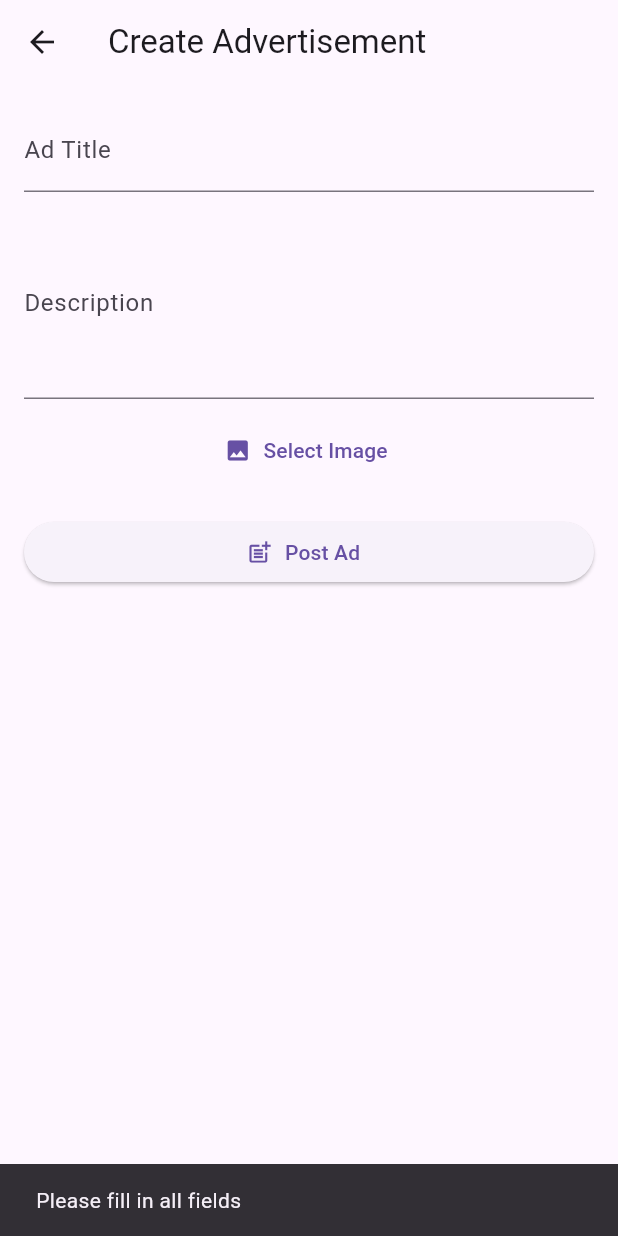
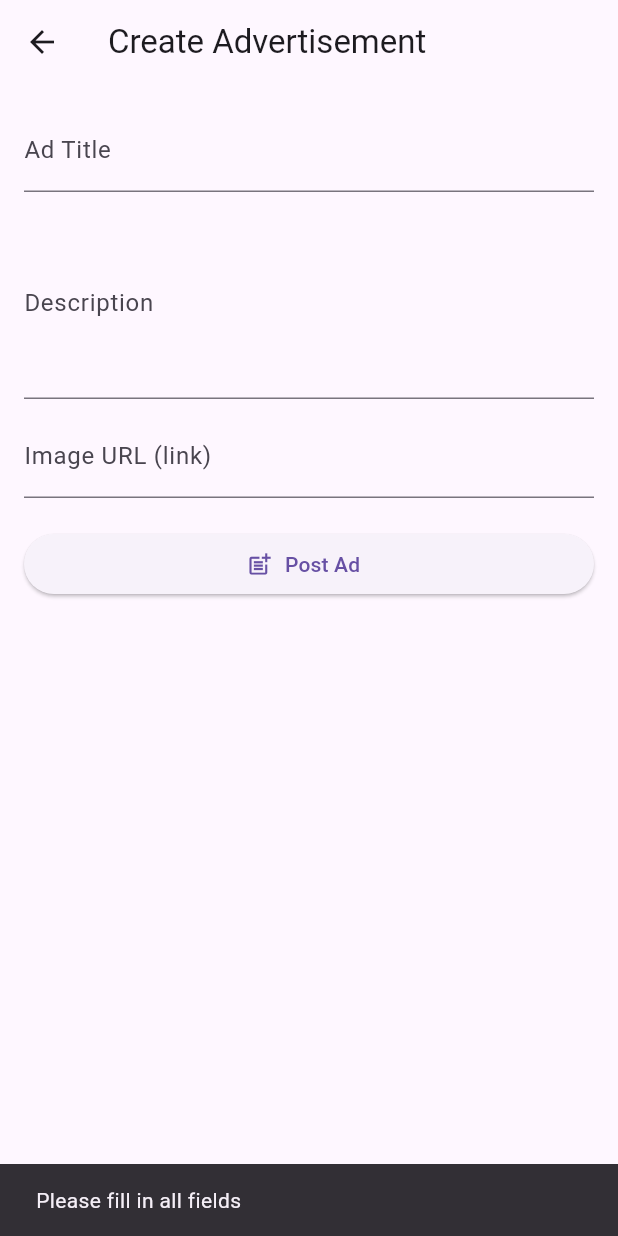
Before and after one commit to JimmyDevvvvv/HayyGov, a Flutter app: the CreateAdScreen screen opened directly, after a tap on "Post Ad", on a phone screen of 412 x 824 dp. Run offline on Flutter 3.47's test engine with Material 3 defaults, Android fonts, the phone set to English and light mode, and no system bars; our stand-ins replace cached_network_image, cloud_firestore, connectivity_plus, firebase_auth, firebase_core, flutter_dotenv and 1 more; missing offline and left inert: translator; accounts and stored records are empty.

Commit message:
Images for ads

```diff
--- a/lib/screens/AD/create_ad_screen.dart
+++ b/lib/screens/AD/create_ad_screen.dart
@@ -1,10 +1,6 @@
-import 'dart:io';
-
 import 'package:cloud_firestore/cloud_firestore.dart';
 import 'package:firebase_auth/firebase_auth.dart';
-import 'package:firebase_storage/firebase_storage.dart';
 import 'package:flutter/material.dart';
-import 'package:image_picker/image_picker.dart';
 
 class CreateAdScreen extends StatefulWidget {
   const CreateAdScreen({super.key});
@@ -16,32 +12,16 @@ class CreateAdScreen extends StatefulWidget {
 class _CreateAdScreenState extends State<CreateAdScreen> {
   final _titleController = TextEditingController();
   final _descController = TextEditingController();
-  File? _selectedImage;
+  final _imageUrlController = TextEditingController();
   bool _isUploading = false;
 
-  final _picker = ImagePicker();
   final _auth = FirebaseAuth.instance;
   final _firestore = FirebaseFirestore.instance;
-
-  Future<void> _pickImage() async {
-    final picked = await _picker.pickImage(source: ImageSource.gallery);
-    if (picked != null) {
-      setState(() {
-        _selectedImage = File(picked.path);
-      });
-    }
-  }
-
-  Future<String?> _uploadImage(File image) async {
-    final fileName = "ads/${DateTime.now().millisecondsSinceEpoch}.jpg";
-    final ref = FirebaseStorage.instance.ref().child(fileName);
-    await ref.putFile(image);
-    return await ref.getDownloadURL();
-  }
 
   Future<void> _submitAd() async {
     final title = _titleController.text.trim();
     final description = _descController.text.trim();
+    final imageUrl = _imageUrlController.text.trim();
 
     if (title.isEmpty || description.isEmpty) {
       ScaffoldMessenger.of(context).showSnackBar(
@@ -53,11 +33,6 @@ class _CreateAdScreenState extends State<CreateAdScreen> {
     setState(() => _isUploading = true);
 
     try {
-      String? imageUrl;
-      if (_selectedImage != null) {
-        imageUrl = await _uploadImage(_selectedImage!);
-      }
-
       await _firestore.collection('ads').add({
         'advertiserId': _auth.currentUser!.uid,
         'title': title,
@@ -72,14 +47,13 @@ class _CreateAdScreenState extends State<CreateAdScreen> {
       );
       _titleController.clear();
       _descController.clear();
-      setState(() => _selectedImage = null);
+      _imageUrlController.clear();
     } catch (e) {
       if (!mounted) return;
       ScaffoldMessenger.of(context).showSnackBar(
         SnackBar(content: Text("Error: $e")),
       );
     }
-
     setState(() => _isUploading = false);
   }
 
@@ -102,12 +76,9 @@ class _CreateAdScreenState extends State<CreateAdScreen> {
               decoration: const InputDecoration(labelText: "Description"),
             ),
             const SizedBox(height: 10),
-            if (_selectedImage != null)
-              Image.file(_selectedImage!, height: 200),
-            TextButton.icon(
-              onPressed: _pickImage,
-              icon: const Icon(Icons.image),
-              label: const Text("Select Image"),
+            TextField(
+              controller: _imageUrlController,
+              decoration: const InputDecoration(labelText: "Image URL (link)"),
             ),
             const SizedBox(height: 20),
             ElevatedButton.icon(
```
